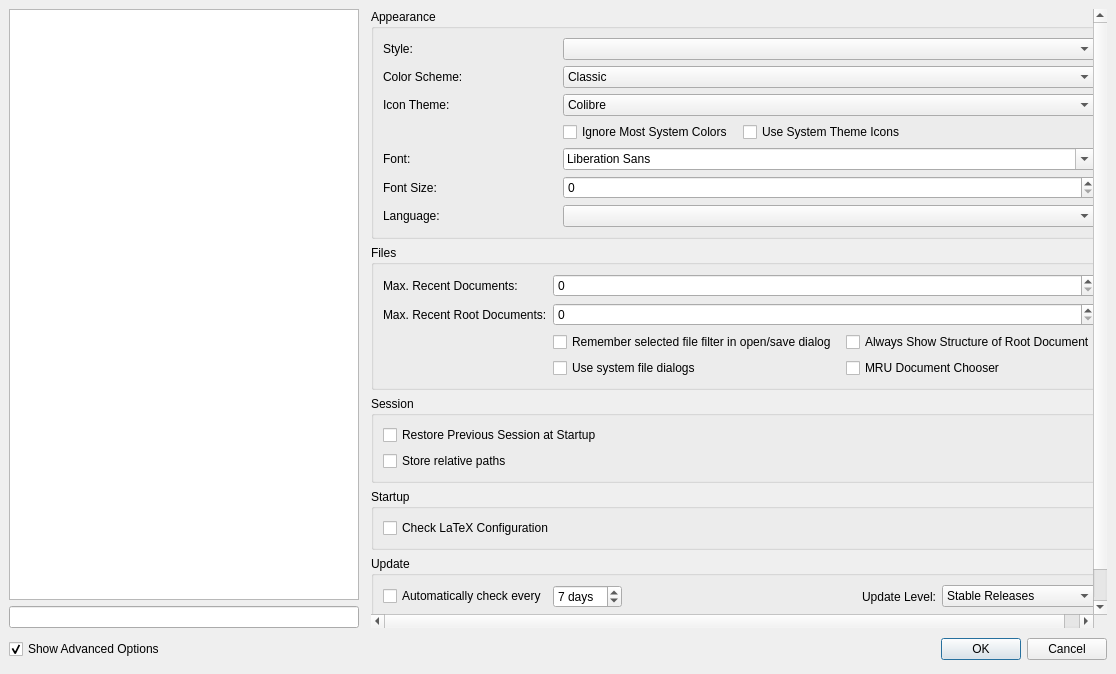
The window that src/configdialog.ui (texstudio-org/texstudio) describes before a commit, drawn with Qt 5.
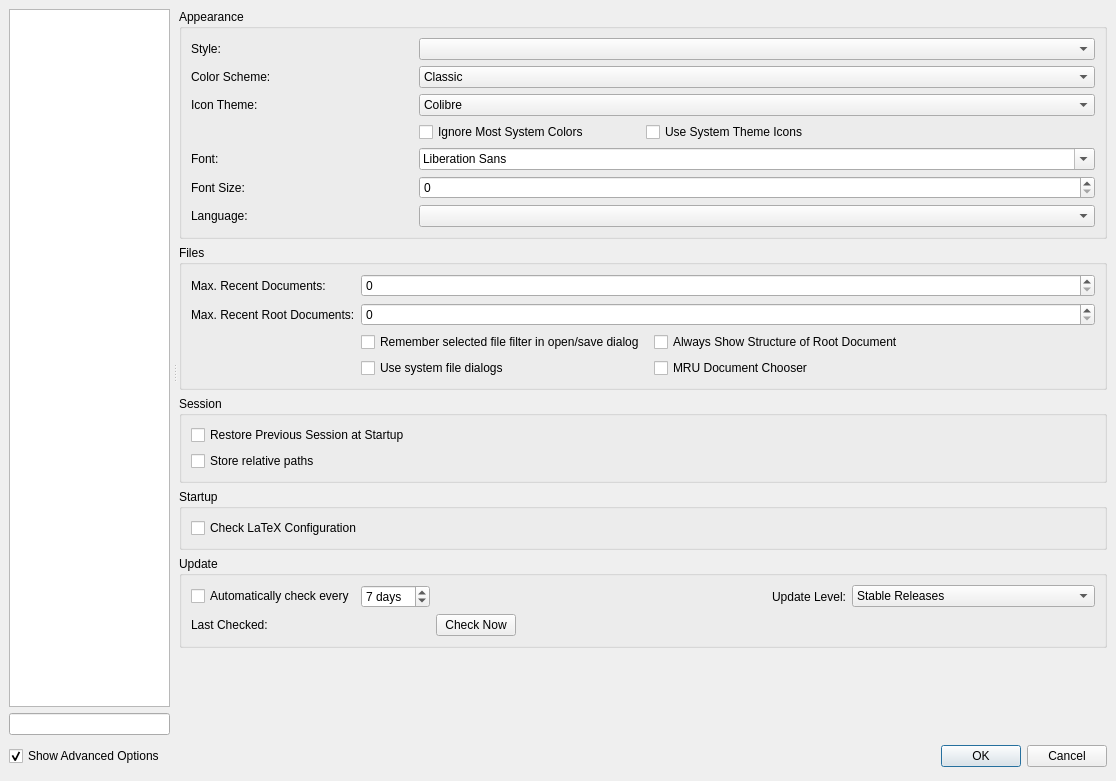
The same window after the commit. Icons and pictures are not drawn.

Commit message: create splitter

The edit to the form file:
```diff
--- a/src/configdialog.ui
+++ b/src/configdialog.ui
@@ -13,7 +13,7 @@
   <property name="windowTitle">
    <string>Configure TeXstudio</string>
   </property>
-  <layout class="QGridLayout">
+ <layout class="QGridLayout">
    <property name="leftMargin">
     <number>9</number>
    </property>
@@ -32,7 +32,25 @@
    <property name="verticalSpacing">
     <number>6</number>
    </property>
-   <item row="0" column="0">
+<item row="0" column="0">
+<widget class="QSplitter" name="mainSplitter">
+ <property name="childrenCollapsible">
+  <bool>
+   true
+  </bool>
+ </property>
+ <property name="handleWidth">
+  <number>9</number>
+ </property>
+ <widget class="QWidget" name="leftPart">
+     <property name="sizePolicy">
+      <sizepolicy hsizetype="Expanding" vsizetype="MinimumExpanding">
+       <horstretch>2</horstretch>
+       <verstretch>0</verstretch>
+      </sizepolicy>
+     </property>
+  <layout class="QVBoxLayout">
+   <item>
     <widget class="QListWidget" name="contentsWidget">
      <property name="sizePolicy">
       <sizepolicy hsizetype="Preferred" vsizetype="Expanding">
@@ -42,16 +60,10 @@
      </property>
      <property name="minimumSize">
       <size>
-       <width>200</width>
+       <width>40</width>
        <height>410</height>
       </size>
      </property>
-     <property name="maximumSize">
-      <size>
-       <width>400</width>
-       <height>32000</height>
-      </size>
-     </property>
      <property name="horizontalScrollBarPolicy">
       <enum>Qt::ScrollBarAlwaysOff</enum>
      </property>
@@ -60,72 +72,7 @@
      </property>
     </widget>
    </item>
-   <item row="2" column="0" colspan="2">
-    <layout class="QHBoxLayout">
-     <property name="spacing">
-      <number>6</number>
-     </property>
-     <property name="sizeConstraint">
-      <enum>QLayout::SetMinimumSize</enum>
-     </property>
-     <property name="leftMargin">
-      <number>0</number>
-     </property>
-     <property name="topMargin">
-      <number>0</number>
-     </property>
-     <property name="rightMargin">
-      <number>0</number>
-     </property>
-     <property name="bottomMargin">
-      <number>0</number>
-     </property>
-     <item>
-      <widget class="QCheckBox" name="checkBoxShowAdvancedOptions">
-       <property name="text">
-        <string>Show Advanced Options</string>
-       </property>
-       <property name="checked">
-        <bool>true</bool>
-       </property>
-      </widget>
-     </item>
-     <item>
-      <spacer>
-       <property name="orientation">
-        <enum>Qt::Horizontal</enum>
-       </property>
-       <property name="sizeType">
-        <enum>QSizePolicy::Expanding</enum>
-       </property>
-       <property name="sizeHint" stdset="0">
-        <size>
-         <width>407</width>
-         <height>31</height>
-        </size>
-       </property>
-      </spacer>
-     </item>
-     <item>
-      <widget class="QPushButton" name="okButton">
-       <property name="text">
-        <string>OK</string>
-       </property>
-       <property name="default">
-        <bool>true</bool>
-       </property>
-      </widget>
-     </item>
-     <item>
-      <widget class="QPushButton" name="cancelButton">
-       <property name="text">
-        <string>Cancel</string>
-       </property>
-      </widget>
-     </item>
-    </layout>
-   </item>
-   <item row="1" column="0">
+   <item>
     <widget class="QLineEdit" name="lineEditMetaFilter">
      <property name="sizePolicy">
       <sizepolicy hsizetype="Preferred" vsizetype="Fixed">
@@ -138,7 +85,17 @@
      </property>
     </widget>
    </item>
-   <item row="0" column="1" rowspan="2">
+  </layout>
+ </widget>
+ <widget class="QWidget" name="rightPart">
+     <property name="sizePolicy">
+      <sizepolicy hsizetype="Expanding" vsizetype="MinimumExpanding">
+       <horstretch>4</horstretch>
+       <verstretch>0</verstretch>
+      </sizepolicy>
+     </property>
+  <layout class="QGridLayout">
+   <item row="0" column="0" rowspan="2">
     <widget class="QStackedWidget" name="pagesWidget">
      <property name="sizePolicy">
       <sizepolicy hsizetype="Expanding" vsizetype="MinimumExpanding">
@@ -4771,6 +4728,79 @@
     </widget>
    </item>
   </layout>
+ </widget>
+</widget>
+</item>
+ <item row="1" column="0">
+  <layout class="QGridLayout">
+   <item row="2" column="0" colspan="2">
+    <layout class="QHBoxLayout">
+     <property name="spacing">
+      <number>6</number>
+     </property>
+     <property name="sizeConstraint">
+      <enum>QLayout::SetMinimumSize</enum>
+     </property>
+     <property name="leftMargin">
+      <number>0</number>
+     </property>
+     <property name="topMargin">
+      <number>0</number>
+     </property>
+     <property name="rightMargin">
+      <number>0</number>
+     </property>
+     <property name="bottomMargin">
+      <number>0</number>
+     </property>
+     <item>
+      <widget class="QCheckBox" name="checkBoxShowAdvancedOptions">
+       <property name="text">
+        <string>Show Advanced Options</string>
+       </property>
+       <property name="checked">
+        <bool>true</bool>
+       </property>
+      </widget>
+     </item>
+     <item>
+      <spacer>
+       <property name="orientation">
+        <enum>Qt::Horizontal</enum>
+       </property>
+       <property name="sizeType">
+        <enum>QSizePolicy::Expanding</enum>
+       </property>
+       <property name="sizeHint" stdset="0">
+        <size>
+         <width>407</width>
+         <height>31</height>
+        </size>
+       </property>
+      </spacer>
+     </item>
+     <item>
+      <widget class="QPushButton" name="okButton">
+       <property name="text">
+        <string>OK</string>
+       </property>
+       <property name="default">
+        <bool>true</bool>
+       </property>
+      </widget>
+     </item>
+     <item>
+      <widget class="QPushButton" name="cancelButton">
+       <property name="text">
+        <string>Cancel</string>
+       </property>
+      </widget>
+     </item>
+    </layout>
+   </item>
+  </layout>
+ </item>
+ </layout>
  </widget>
  <tabstops>
   <tabstop>scrollAreaGeneral</tabstop>
```
Left out of the diff: 2 changed lines with no effect on the pictures.
